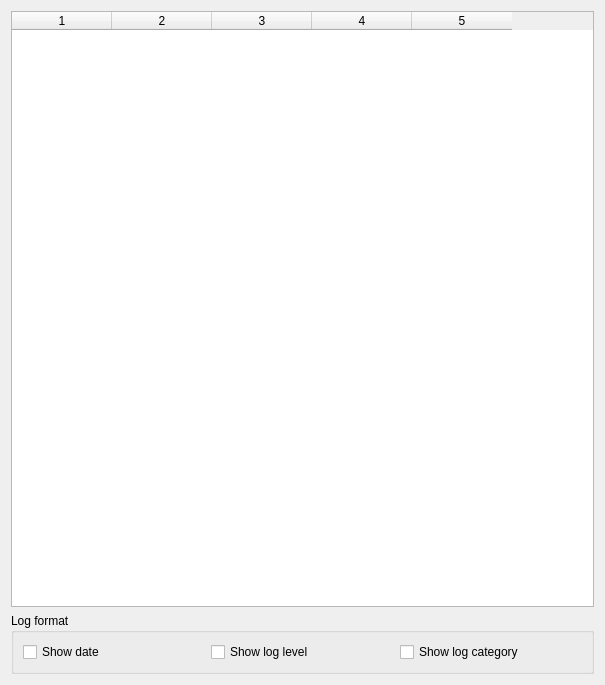
Above: src/ugeneui/src/app_settings/logview_settings/ui/LogSettingsWidget.ui from violethaze74/ugene before the change. Below: the same form after it.
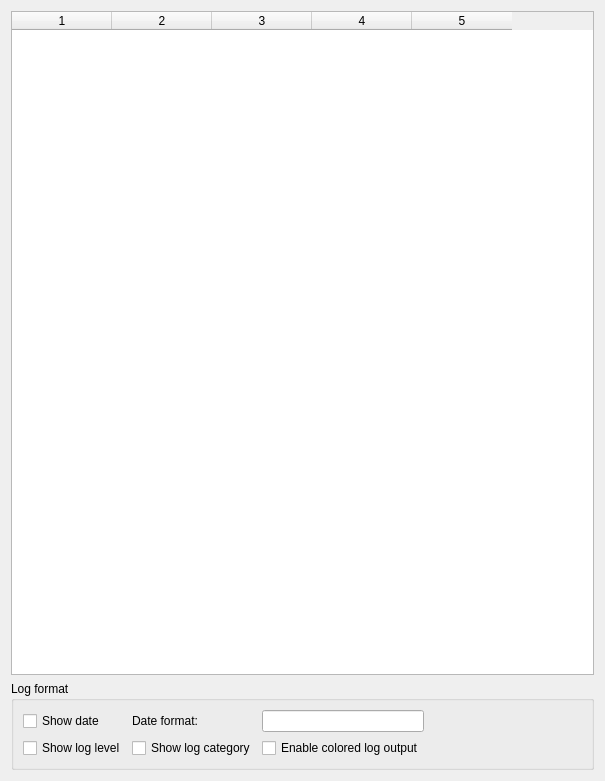
That is the form after the change.

```diff
--- a/src/ugeneui/src/app_settings/logview_settings/ui/LogSettingsWidget.ui
+++ b/src/ugeneui/src/app_settings/logview_settings/ui/LogSettingsWidget.ui
@@ -7,7 +7,7 @@
     <x>0</x>
     <y>0</y>
     <width>605</width>
-    <height>685</height>
+    <height>781</height>
    </rect>
   </property>
   <property name="windowTitle">
@@ -46,28 +46,58 @@
      <property name="title">
       <string>Log format</string>
      </property>
-     <layout class="QHBoxLayout" name="horizontalLayout_3">
-      <item>
+     <layout class="QGridLayout" name="gridLayout">
+      <item row="0" column="0">
        <widget class="QCheckBox" name="showDateCB">
         <property name="text">
          <string>Show date</string>
         </property>
        </widget>
       </item>
-      <item>
+      <item row="0" column="1">
+       <widget class="QLabel" name="label">
+        <property name="text">
+         <string>Date format:</string>
+        </property>
+       </widget>
+      </item>
+      <item row="0" column="2">
+       <widget class="QLineEdit" name="dateFormatEdit"/>
+      </item>
+      <item row="1" column="0">
        <widget class="QCheckBox" name="showLevelCB">
         <property name="text">
          <string>Show log level</string>
         </property>
        </widget>
       </item>
-      <item>
+      <item row="1" column="1">
        <widget class="QCheckBox" name="showCategoryCB">
         <property name="text">
          <string>Show log category</string>
         </property>
        </widget>
       </item>
+      <item row="1" column="2">
+       <widget class="QCheckBox" name="colorCB">
+        <property name="text">
+         <string>Enable colored log output</string>
+        </property>
+       </widget>
+      </item>
+      <item row="0" column="3">
+       <spacer name="horizontalSpacer">
+        <property name="orientation">
+         <enum>Qt::Horizontal</enum>
+        </property>
+        <property name="sizeHint" stdset="0">
+         <size>
+          <width>40</width>
+          <height>20</height>
+         </size>
+        </property>
+       </spacer>
+      </item>
      </layout>
     </widget>
    </item>
```
